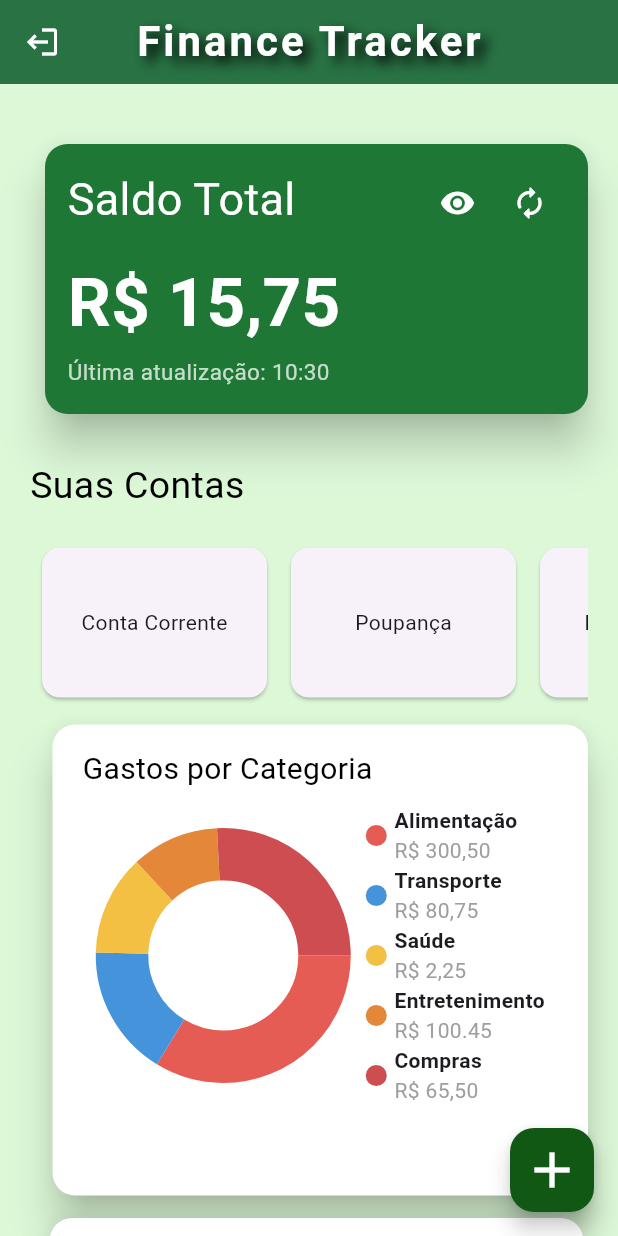
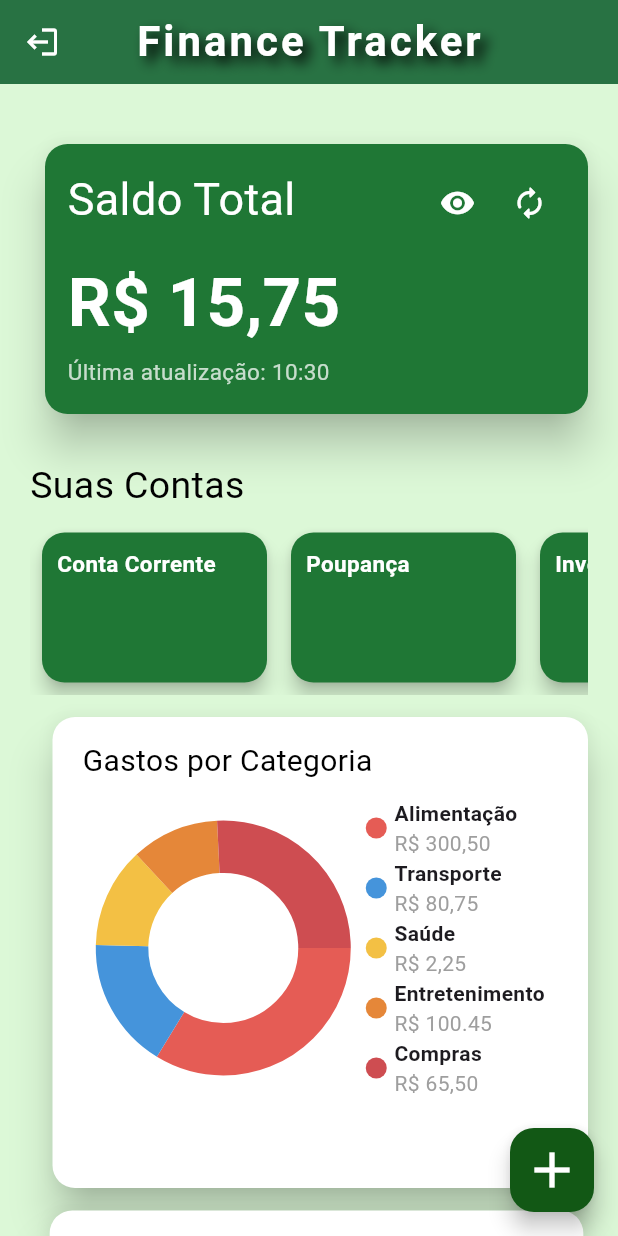
Before and after one commit to Ana-Julia-Furtado/Fin_Tracker, a Flutter app: the HomeScreen screen opened by its route, on a phone screen of 412 x 824 dp. Run offline on Flutter 3.47's test engine with Material 3 defaults, Android fonts, the phone set to English and light mode, and no system bars; drawn by our look-alikes of fl_chart; our stand-ins replace firebase_core; accounts and stored records are empty.

Commit message:
Criação de classes para AccountCards

```diff
--- a/lib/home.dart
+++ b/lib/home.dart
@@ -89,13 +89,18 @@ class _HomeScreenState extends State<HomeScreen> {
                           Row(
                             children: [
                               IconButton(
+                                padding: EdgeInsets.zero,
+                                constraints: const BoxConstraints(),
                                 onPressed: () {},
                                 icon: const Icon(
                                   Icons.visibility,
                                   color: Colors.white,
                                 ),
                               ),
+
                               IconButton(
+                                padding: EdgeInsets.zero,
+                                constraints: const BoxConstraints(),
                                 onPressed: () {
                                   setState(() {
                                     DateTime_ultimaAtualizacao = DateTime.now();
@@ -142,7 +147,7 @@ class _HomeScreenState extends State<HomeScreen> {
             ),
 
             const SizedBox(height: 30),
-            // Suas Contas
+
             const Align(
               alignment: Alignment.centerLeft,
               child: Text(
@@ -150,46 +155,20 @@ class _HomeScreenState extends State<HomeScreen> {
                 style: TextStyle(fontSize: 25, color: Colors.black),
               ),
             ),
-            const SizedBox(height: 15),
+            const SizedBox(height: 5),
             SingleChildScrollView(
               scrollDirection: Axis.horizontal,
               child: Row(
-                children: [
-                  Card(
-                    margin: const EdgeInsets.all(8),
-                    child: SizedBox(
-                      width: 150,
-                      height: 100,
-                      child: Center(child: Text("Conta Corrente")),
-                    ),
-                  ),
-                  Card(
-                    margin: const EdgeInsets.all(8),
-                    child: SizedBox(
-                      width: 150,
-                      height: 100,
-                      child: Center(child: Text("Poupança")),
-                    ),
-                  ),
-                  Card(
-                    margin: const EdgeInsets.all(8),
-                    child: SizedBox(
-                      width: 150,
-                      height: 100,
-                      child: Center(child: Text("Investimentos")),
-                    ),
-                  ),
-                  Card(
-                    margin: const EdgeInsets.all(8),
-                    child: SizedBox(
-                      width: 150,
-                      height: 100,
-                      child: Center(child: Text("Cartão de Crédito")),
-                    ),
-                  ),
+                children: const [
+                  AccountCard(title: "Conta Corrente"),
+                  AccountCard(title: "Poupança"),
+                  AccountCard(title: "Investimentos"),
+                  AccountCard(title: "Cartão de Crédito"),
                 ],
               ),
             ),
+
+            const SizedBox(height: 5),
 
             Card(
               margin: const EdgeInsets.fromLTRB(15, 10, 0, 5),
@@ -205,12 +184,13 @@ class _HomeScreenState extends State<HomeScreen> {
                       'Gastos por Categoria',
                       style: TextStyle(fontSize: 20, color: Colors.black),
                     ),
-                    const SizedBox(height: 10),
-                    const SizedBox(height: 200, child: DonutChart()),
+                    SizedBox(height: 10),
+                    SizedBox(height: 200, child: DonutChart()),
                   ],
                 ),
               ),
             ),
+
             Card(
               margin: const EdgeInsets.fromLTRB(10, 10, 0, 5),
               color: Colors.white,
@@ -231,7 +211,6 @@ class _HomeScreenState extends State<HomeScreen> {
               ),
             ),
 
-            // Transações Recentes
             Card(
               margin: const EdgeInsets.fromLTRB(10, 10, 0, 5),
               color: Colors.white,
@@ -271,46 +250,28 @@ class _HomeScreenState extends State<HomeScreen> {
 
 class AccountCard extends StatelessWidget {
   final String title;
-  final EdgeInsets? margin;
-  final EdgeInsets? padding;
-  final double? elevation;
-  final ShapeBorder? shape;
-  const AccountCard({
-    super.key,
-    required this.title,
-    this.margin,
-    this.padding,
-    this.elevation,
-    this.shape,
-  });
+  const AccountCard({super.key, required this.title});
 
   @override
   Widget build(BuildContext context) {
-    return Container(
-      margin: margin,
-      child: Material(
-        elevation: elevation ?? 12,
-        shape:
-            shape ??
-            RoundedRectangleBorder(borderRadius: BorderRadius.circular(15)),
-        color: const Color.fromARGB(255, 60, 123, 182),
+    return Card(
+      elevation: 5,
+      color: const Color(0xFF1f7735),
+      margin: const EdgeInsets.all(8),
+      shape: RoundedRectangleBorder(borderRadius: BorderRadius.circular(15)),
+      child: SizedBox(
+        width: 150,
+        height: 100,
         child: Padding(
-          padding: const EdgeInsets.symmetric(vertical: 40),
-          child: Center(
+          padding: const EdgeInsets.all(10),
+          child: Align(
+            alignment: Alignment.topLeft,
             child: Text(
               title,
-              textAlign: TextAlign.center,
               style: const TextStyle(
-                color: Color.fromARGB(255, 233, 233, 233),
                 fontWeight: FontWeight.bold,
-                fontSize: 13,
-                shadows: [
-                  Shadow(
-                    blurRadius: 10,
-                    color: Color.fromARGB(255, 53, 46, 46),
-                    offset: Offset(5, 5),
-                  ),
-                ],
+                color: Color.fromARGB(255, 255, 255, 255),
+                fontSize: 15,
               ),
             ),
           ),
@@ -319,44 +280,3 @@ class AccountCard extends StatelessWidget {
     );
   }
 }
-
-class ActionButton extends StatelessWidget {
-  final String text;
-  final VoidCallback onPressed;
-  final EdgeInsets? margin;
-  const ActionButton({
-    super.key,
-    required this.text,
-    required this.onPressed,
-    this.margin,
-  });
-
-  @override
-  Widget build(BuildContext context) {
-    return Container(
-      margin: margin,
-      child: ElevatedButton(
-        onPressed: onPressed,
-        style: ElevatedButton.styleFrom(
-          minimumSize: const Size.fromHeight(50),
-          backgroundColor: const Color.fromARGB(255, 2, 70, 13),
-        ),
-        child: Text(
-          text,
-          style: const TextStyle(
-            color: Colors.white,
-            fontWeight: FontWeight.bold,
-            fontSize: 13,
-            shadows: [
-              Shadow(
-                blurRadius: 10,
-                color: Color(0xFF757474),
-                offset: Offset(5, 5),
-              ),
-            ],
-          ),
-        ),
-      ),
-    );
-  }
-}
```
